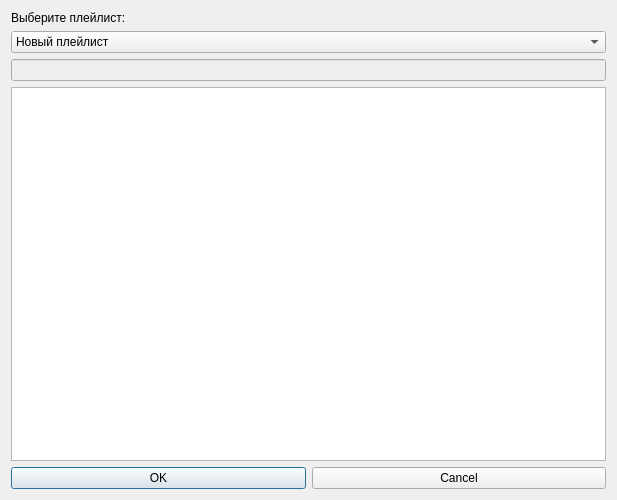
Before: the Qt Designer form playlists_dialog.ui in artmexbet/player, drawn with Qt 5.
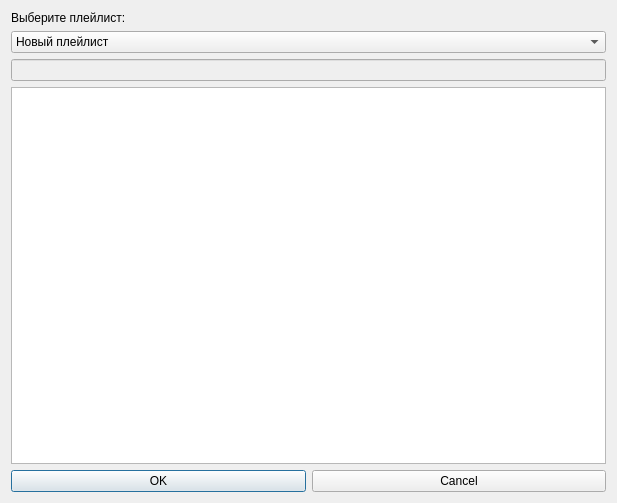
After: the same form once the commit is applied.

```diff
--- a/playlists_dialog.ui
+++ b/playlists_dialog.ui
@@ -7,7 +7,7 @@
     <x>0</x>
     <y>0</y>
     <width>617</width>
-    <height>500</height>
+    <height>503</height>
    </rect>
   </property>
   <property name="windowTitle">
@@ -45,7 +45,7 @@
       </widget>
      </item>
      <item>
-      <widget class="QListView" name="listView"/>
+      <widget class="QListWidget" name="music_list"/>
      </item>
      <item>
       <layout class="QHBoxLayout" name="horizontalLayout">
```
Left out of the diff: 5 changed lines with no effect on the pictures.
